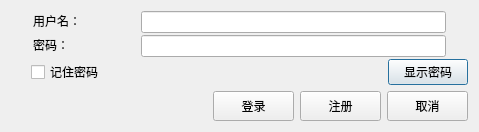
Old version of the form src/NASLoginDialog.ui in the repository ProgramCX/FoxNAS.
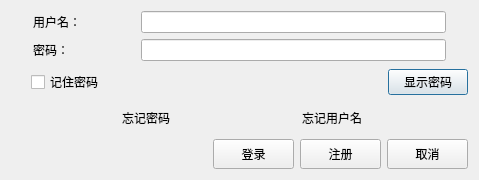
New version of the form.

Commit message:
feat(auth): add password reset and username retrieval functionality
- Implement ResetPasswordDialog for password reset flow
- Add RetrieveUsernameDialog for username recovery
- Introduce ErrorLogDialog for viewing system error logs
- Extend API endpoints for password/username recovery and error logs
- Add SSL support in ApiRequest for secure connections
- Update UI components in LoginDialog with new recovery options
- Include new error log management features in InfoForm

```diff
--- a/src/NASLoginDialog.ui
+++ b/src/NASLoginDialog.ui
@@ -7,7 +7,7 @@
     <x>0</x>
     <y>0</y>
     <width>479</width>
-    <height>132</height>
+    <height>180</height>
    </rect>
   </property>
   <property name="sizePolicy">
@@ -19,13 +19,13 @@
   <property name="minimumSize">
    <size>
     <width>479</width>
-    <height>132</height>
+    <height>180</height>
    </size>
   </property>
   <property name="maximumSize">
    <size>
     <width>479</width>
-    <height>132</height>
+    <height>180</height>
    </size>
   </property>
   <property name="windowTitle">
@@ -153,6 +153,93 @@
         <bool>true</bool>
        </property>
       </widget>
+     </item>
+     <item>
+      <spacer name="horizontalSpacer_3">
+       <property name="orientation">
+        <enum>Qt::Orientation::Vertical</enum>
+       </property>
+       <property name="sizeHint" stdset="0">
+        <size>
+         <width>0</width>
+         <height>0</height>
+        </size>
+       </property>
+      </spacer>
+     </item>
+    </layout>
+   </item>
+   <item>
+    <layout class="QHBoxLayout" name="horizontalLayout_6">
+     <item>
+      <spacer name="horizontalSpacer_4">
+       <property name="orientation">
+        <enum>Qt::Orientation::Vertical</enum>
+       </property>
+       <property name="sizeHint" stdset="0">
+        <size>
+         <width>0</width>
+         <height>0</height>
+        </size>
+       </property>
+      </spacer>
+     </item>
+     <item>
+      <widget class="QPushButton" name="buttonForgotPassword">
+       <property name="minimumSize">
+        <size>
+         <width>90</width>
+         <height>24</height>
+        </size>
+       </property>
+       <property name="maximumSize">
+        <size>
+         <width>90</width>
+         <height>24</height>
+        </size>
+       </property>
+       <property name="text">
+        <string>忘记密码</string>
+       </property>
+       <property name="flat">
+        <bool>true</bool>
+       </property>
+      </widget>
+     </item>
+     <item>
+      <widget class="QPushButton" name="buttonForgotUsername">
+       <property name="minimumSize">
+        <size>
+         <width>90</width>
+         <height>24</height>
+        </size>
+       </property>
+       <property name="maximumSize">
+        <size>
+         <width>90</width>
+         <height>24</height>
+        </size>
+       </property>
+       <property name="text">
+        <string>忘记用户名</string>
+       </property>
+       <property name="flat">
+        <bool>true</bool>
+       </property>
+      </widget>
+     </item>
+     <item>
+      <spacer name="horizontalSpacer_5">
+       <property name="orientation">
+        <enum>Qt::Orientation::Vertical</enum>
+       </property>
+       <property name="sizeHint" stdset="0">
+        <size>
+         <width>0</width>
+         <height>0</height>
+        </size>
+       </property>
+      </spacer>
      </item>
     </layout>
    </item>
```
The commit also changes 32 other files.
